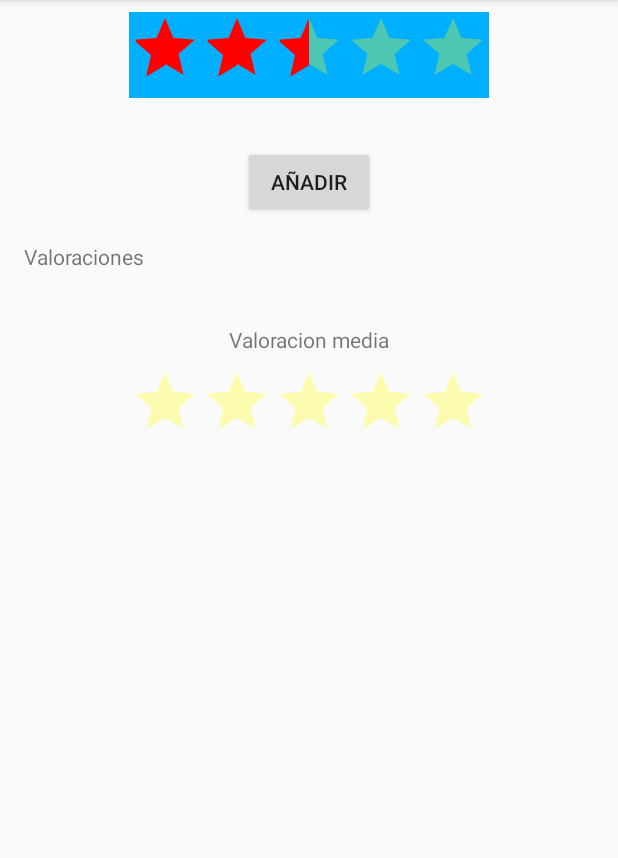
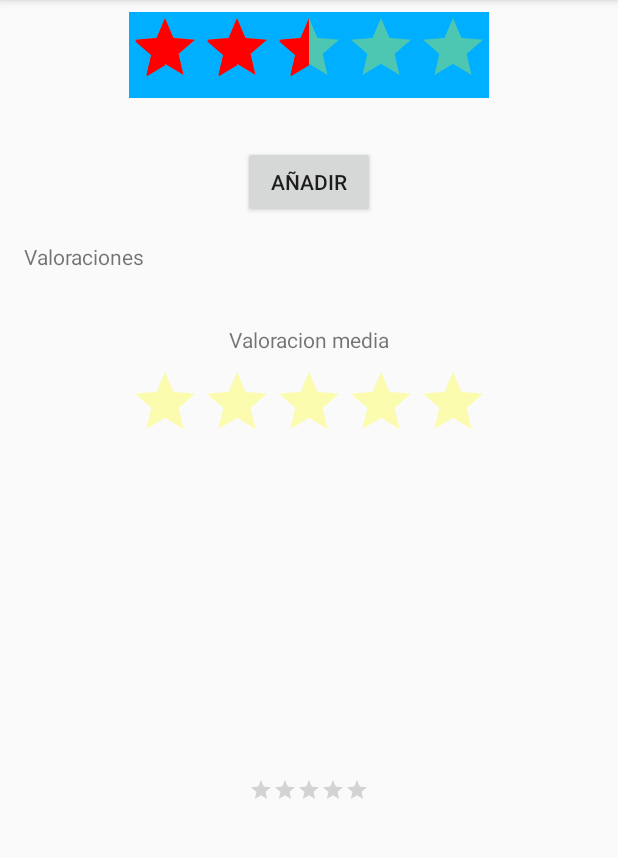
Before and after one commit to FabiPuig/TestRatingBar, an Android app: the screen it shows after launch (MainActivity), on a phone screen of 412 x 824 dp, the part 84-942 px from its top. Run offline under Robolectric (Android 15) with nearby library versions, the phone set to English and light mode, and no system bars.

Commit message:
Añadimos otro RatingBar y la definimos con estilo SmallRatingBar

```diff
--- a/app/src/main/res/layout/fragment_main.xml
+++ b/app/src/main/res/layout/fragment_main.xml
@@ -72,9 +72,10 @@
 
     <TextView
         android:id="@+id/tv_rating"
-        android:layout_width="wrap_content"
+        android:layout_width="50dp"
         android:layout_height="wrap_content"
         android:text=""
+        android:textAlignment="center"
         android:layout_marginLeft="8dp"
         app:layout_constraintLeft_toLeftOf="parent"
         android:layout_marginRight="8dp"
@@ -121,4 +122,17 @@
         android:orientation="vertical"
         app:layout_constraintGuide_percent="0.5"/>
 
+    <RatingBar
+        android:id="@+id/rbSmall"
+        android:layout_width="wrap_content"
+        android:layout_height="wrap_content"
+        app:layout_constraintBottom_toBottomOf="parent"
+        android:layout_marginBottom="44dp"
+        android:layout_marginRight="8dp"
+        app:layout_constraintRight_toRightOf="parent"
+        android:layout_marginLeft="8dp"
+        app:layout_constraintLeft_toLeftOf="parent"
+        app:layout_constraintTop_toBottomOf="@+id/tv_rating"
+        style="?android:attr/ratingBarStyleSmall"/>
+
 </android.support.constraint.ConstraintLayout>
```
